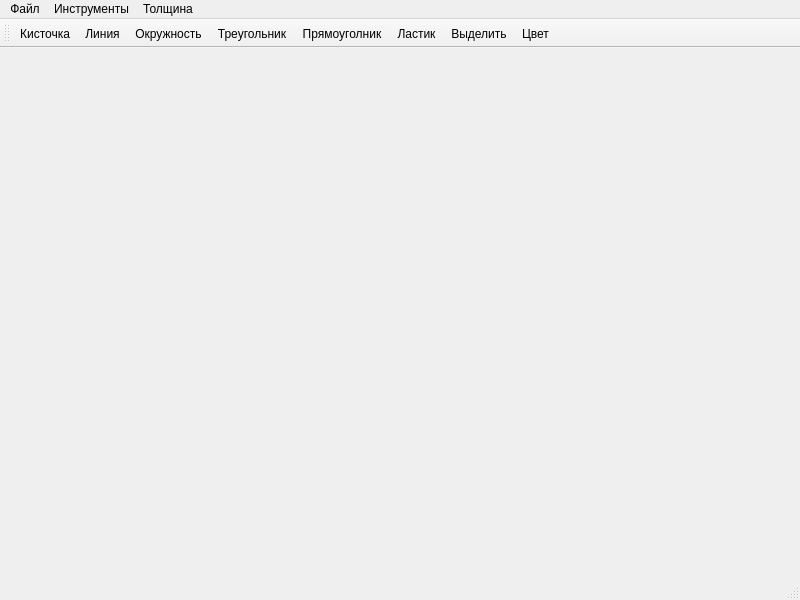
First picture: the form in paint.ui, repository zif108/paint, before the edit.
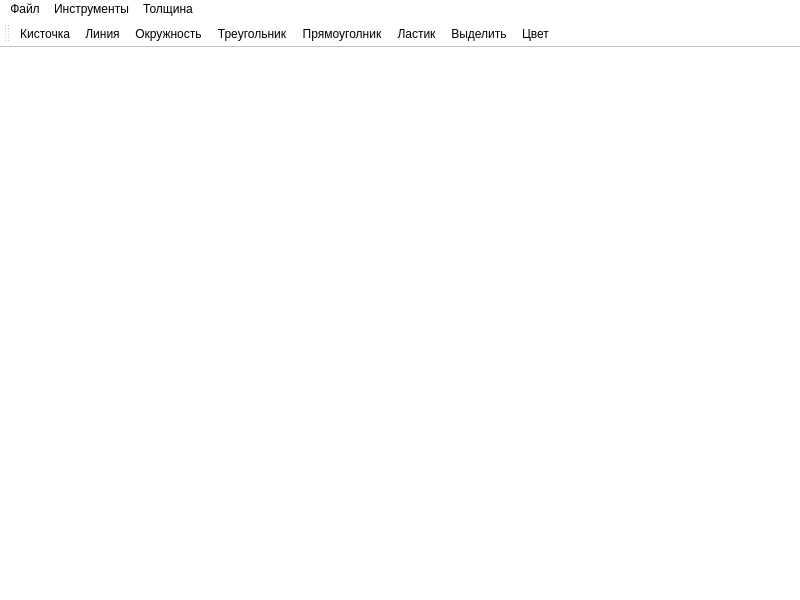
Second picture: the form after the edit. Icons and pictures are not drawn.

Diff of the .ui file:
```diff
--- a/paint.ui
+++ b/paint.ui
@@ -15,8 +15,7 @@
   </property>
   <property name="styleSheet">
    <string notr="true">background-color: rgb(255, 255, 255)
-#menubar {
-background-color: rgb(0, 0, 0)};
+
 </string>
   </property>
   <widget class="QWidget" name="centralwidget">
```
Left out of the diff: 17 changed lines with no effect on the pictures.
